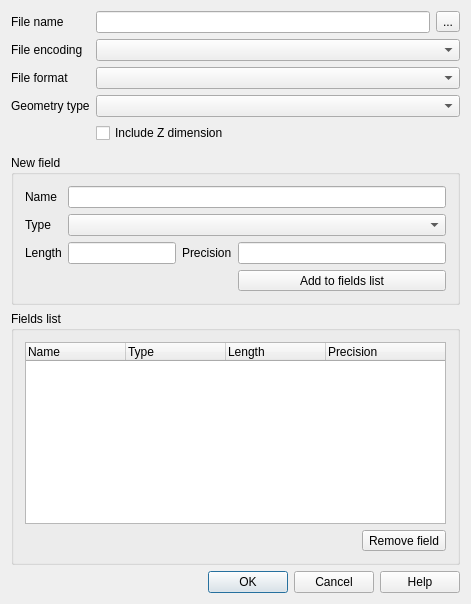
First picture: the form in src/ui/qgsnewvectorlayerdialogbase.ui, repository carsmie/QGIS, before the edit.
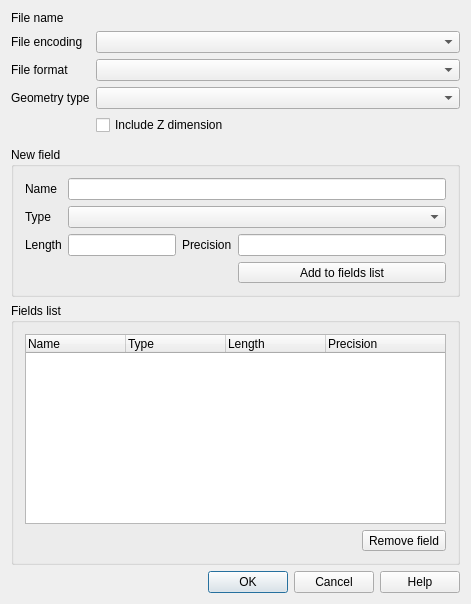
Second picture: the form after the edit. Icons and pictures are not drawn. Custom widgets are drawn as their Qt base class.

Commit message: [ui] use qgsfilewidget in the create shapefile layer dialog

Patch:
```diff
--- a/src/ui/qgsnewvectorlayerdialogbase.ui
+++ b/src/ui/qgsnewvectorlayerdialogbase.ui
@@ -279,23 +279,23 @@
       </widget>
      </item>
      <item row="0" column="1">
-      <widget class="QLineEdit" name="mFileNameEdit"/>
+      <widget class="QgsFileWidget" name="mFileName"/>
      </item>
-     <item row="1" column="1" colspan="2">
+     <item row="1" column="1">
       <widget class="QComboBox" name="mFileEncoding">
        <property name="enabled">
         <bool>true</bool>
        </property>
       </widget>
      </item>
-     <item row="2" column="1" colspan="2">
+     <item row="2" column="1">
       <widget class="QComboBox" name="mFileFormatComboBox">
        <property name="enabled">
         <bool>true</bool>
        </property>
       </widget>
      </item>
-     <item row="3" column="1" colspan="2">
+     <item row="3" column="1">
       <widget class="QComboBox" name="mGeometryTypeBox">
        <property name="sizePolicy">
         <sizepolicy hsizetype="Expanding" vsizetype="Fixed">
@@ -305,20 +305,13 @@
        </property>
       </widget>
      </item>
-     <item row="4" column="1" colspan="2">
+     <item row="4" column="1">
       <widget class="QCheckBox" name="mGeometryWithZCheckBox">
        <property name="text">
         <string>Include Z dimension</string>
        </property>
       </widget>
      </item>
-     <item row="0" column="2">
-      <widget class="QToolButton" name="mBrowseFileName">
-       <property name="text">
-        <string>...</string>
-       </property>
-      </widget>
-     </item>
     </layout>
    </item>
   </layout>
@@ -331,6 +324,12 @@
    <header location="global">qgsprojectionselectionwidget.h</header>
    <container>1</container>
   </customwidget>
+  <customwidget>
+   <class>QgsFileWidget</class>
+   <extends>QWidget</extends>
+   <header>qgsfilewidget.h</header>
+   <container>1</container>
+  </customwidget>
  </customwidgets>
  <tabstops>
   <tabstop>mFileNameEdit</tabstop>
```
Left out of the diff: 2 changed lines with no effect on the pictures. The commit also changes 3 other files.
